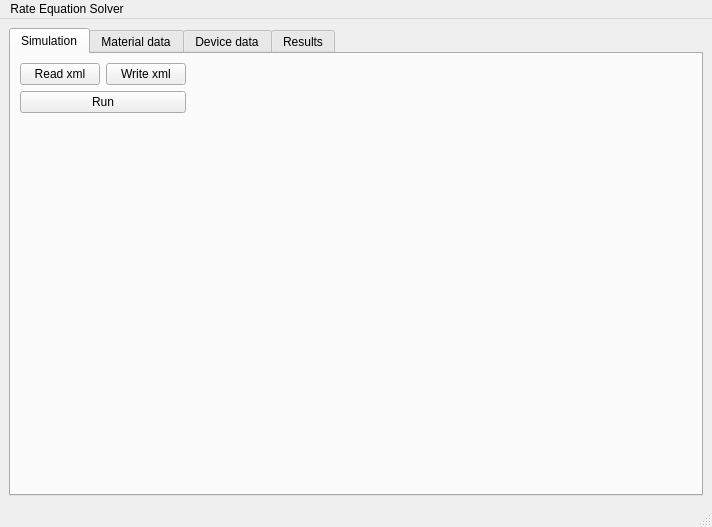
The window that mainwindow.ui (kskarthiksk/Laser_sim_Qt) describes before a commit, drawn with Qt 5.
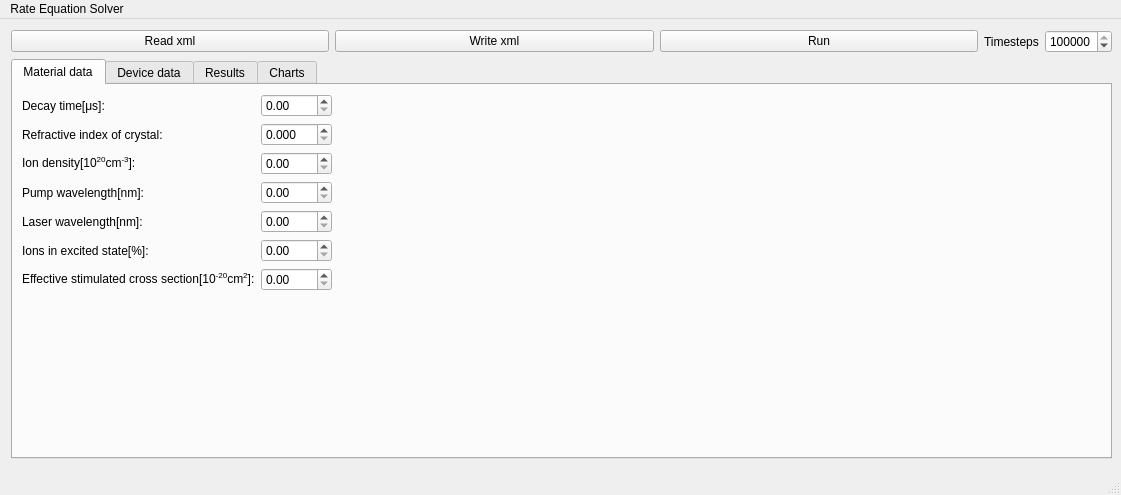
The same window after the commit. The open tabs and pages were chosen to show the change. Custom widgets are drawn as their Qt base class.

Patch:
```diff
--- a/mainwindow.ui
+++ b/mainwindow.ui
@@ -6,86 +6,122 @@
    <rect>
     <x>0</x>
     <y>0</y>
-    <width>712</width>
-    <height>527</height>
+    <width>1121</width>
+    <height>495</height>
    </rect>
   </property>
   <property name="windowTitle">
    <string>MainWindow</string>
   </property>
   <widget class="QWidget" name="centralwidget">
+   <widget class="QWidget" name="layoutWidget">
+    <property name="geometry">
+     <rect>
+      <x>11</x>
+      <y>11</y>
+      <width>1101</width>
+      <height>429</height>
+     </rect>
+    </property>
    <layout class="QGridLayout" name="gridLayout">
-    <item row="0" column="0">
-     <widget class="QTabWidget" name="tabWidget">
-      <property name="minimumSize">
-       <size>
-        <width>690</width>
-        <height>0</height>
-       </size>
-      </property>
-      <property name="currentIndex">
-       <number>1</number>
-      </property>
-      <widget class="QWidget" name="tab">
-       <attribute name="title">
-        <string>Simulation</string>
-       </attribute>
-       <layout class="QGridLayout" name="gridLayout_2">
-        <item row="0" column="0">
-         <widget class="QPushButton" name="pushButtonReadXML">
-          <property name="text">
-           <string>Read xml</string>
-          </property>
-         </widget>
-        </item>
         <item row="0" column="1">
          <widget class="QPushButton" name="pushButtonWriteXML">
+       <property name="sizePolicy">
+        <sizepolicy hsizetype="Minimum" vsizetype="Fixed">
+         <horstretch>1</horstretch>
+         <verstretch>0</verstretch>
+        </sizepolicy>
+       </property>
           <property name="text">
            <string>Write xml</string>
           </property>
          </widget>
         </item>
         <item row="0" column="2">
-         <spacer name="horizontalSpacer">
-          <property name="orientation">
-           <enum>Qt::Orientation::Horizontal</enum>
-          </property>
-          <property name="sizeHint" stdset="0">
-           <size>
-            <width>40</width>
-            <height>20</height>
-           </size>
-          </property>
-         </spacer>
-        </item>
-        <item row="2" column="1">
-         <spacer name="verticalSpacer">
-          <property name="orientation">
-           <enum>Qt::Orientation::Vertical</enum>
-          </property>
-          <property name="sizeHint" stdset="0">
-           <size>
-            <width>20</width>
-            <height>40</height>
-           </size>
-          </property>
-         </spacer>
-        </item>
-        <item row="1" column="0" colspan="2">
          <widget class="QPushButton" name="pushButtonRunSimulation">
+       <property name="sizePolicy">
+        <sizepolicy hsizetype="Minimum" vsizetype="Fixed">
+         <horstretch>1</horstretch>
+         <verstretch>0</verstretch>
+        </sizepolicy>
+       </property>
           <property name="text">
            <string>Run</string>
           </property>
          </widget>
         </item>
-       </layout>
+     <item row="0" column="0">
+      <widget class="QPushButton" name="pushButtonReadXML">
+       <property name="sizePolicy">
+        <sizepolicy hsizetype="Minimum" vsizetype="Fixed">
+         <horstretch>1</horstretch>
+         <verstretch>0</verstretch>
+        </sizepolicy>
+       </property>
+       <property name="text">
+        <string>Read xml</string>
+       </property>
       </widget>
+     </item>
+     <item row="0" column="4">
+      <widget class="QSpinBox" name="timeSteps">
+       <property name="maximum">
+        <number>1000000000</number>
+       </property>
+       <property name="singleStep">
+        <number>10000</number>
+       </property>
+       <property name="value">
+        <number>100000</number>
+       </property>
+      </widget>
+     </item>
+     <item row="1" column="0" colspan="5">
+      <widget class="QTabWidget" name="tabWidget">
+       <property name="minimumSize">
+        <size>
+         <width>690</width>
+         <height>0</height>
+        </size>
+       </property>
+       <property name="currentIndex">
+        <number>3</number>
+       </property>
+       <property name="tabBarAutoHide">
+        <bool>false</bool>
+       </property>
       <widget class="QWidget" name="tab_2">
        <attribute name="title">
         <string>Material data</string>
        </attribute>
        <layout class="QGridLayout" name="gridLayout_4">
-        <item row="0" column="0">
+         <item row="2" column="0">
+          <spacer name="verticalSpacer_2">
+           <property name="orientation">
+            <enum>Qt::Orientation::Vertical</enum>
+           </property>
+           <property name="sizeHint" stdset="0">
+            <size>
+             <width>20</width>
+             <height>40</height>
+            </size>
+           </property>
+          </spacer>
+         </item>
+         <item row="1" column="1">
+          <spacer name="horizontalSpacer_2">
+           <property name="orientation">
+            <enum>Qt::Orientation::Horizontal</enum>
+           </property>
+           <property name="sizeHint" stdset="0">
+            <size>
+             <width>40</width>
+             <height>20</height>
+            </size>
+           </property>
+          </spacer>
+         </item>
+         <item row="1" column="0">
          <layout class="QFormLayout" name="formLayout_2">
           <item row="0" column="0">
            <widget class="QLabel" name="label_2">
@@ -195,32 +231,6 @@
           </item>
          </layout>
         </item>
-        <item row="0" column="1">
-         <spacer name="horizontalSpacer_2">
-          <property name="orientation">
-           <enum>Qt::Orientation::Horizontal</enum>
-          </property>
-          <property name="sizeHint" stdset="0">
-           <size>
-            <width>40</width>
-            <height>20</height>
-           </size>
-          </property>
-         </spacer>
-        </item>
-        <item row="1" column="0">
-         <spacer name="verticalSpacer_2">
-          <property name="orientation">
-           <enum>Qt::Orientation::Vertical</enum>
-          </property>
-          <property name="sizeHint" stdset="0">
-           <size>
-            <width>20</width>
-            <height>40</height>
-           </size>
-          </property>
-         </spacer>
-        </item>
        </layout>
       </widget>
       <widget class="QWidget" name="tab_3">
@@ -444,16 +454,41 @@
         </item>
        </layout>
       </widget>
-     </widget>
-    </item>
-   </layout>
+       <widget class="QWidget" name="tab_5">
+        <attribute name="title">
+         <string>Charts</string>
+        </attribute>
+        <layout class="QHBoxLayout" name="horizontalLayout_2">
+         <item>
+          <layout class="QHBoxLayout" name="horizontalLayout">
+           <item>
+            <widget class="QChartView" name="PhotonChartView" native="true"/>
+           </item>
+           <item>
+            <widget class="QChartView" name="PopDensityChartView" native="true"/>
+           </item>
+          </layout>
+         </item>
+        </layout>
+       </widget>
+      </widget>
+     </item>
+     <item row="0" column="3">
+      <widget class="QLabel" name="label_19">
+       <property name="text">
+        <string>Timesteps</string>
+       </property>
+      </widget>
+     </item>
+    </layout>
+   </widget>
   </widget>
   <widget class="QMenuBar" name="menubar">
    <property name="geometry">
     <rect>
      <x>0</x>
      <y>0</y>
-     <width>712</width>
+     <width>1121</width>
      <height>25</height>
     </rect>
    </property>
@@ -466,6 +501,14 @@
   </widget>
   <widget class="QStatusBar" name="statusbar"/>
  </widget>
+ <customwidgets>
+  <customwidget>
+   <class>QChartView</class>
+   <extends>QWidget</extends>
+   <header>qchartview.h</header>
+   <container>1</container>
+  </customwidget>
+ </customwidgets>
  <resources/>
  <connections/>
 </ui>
```
Lines whose indentation alone changed are shown as unchanged.
